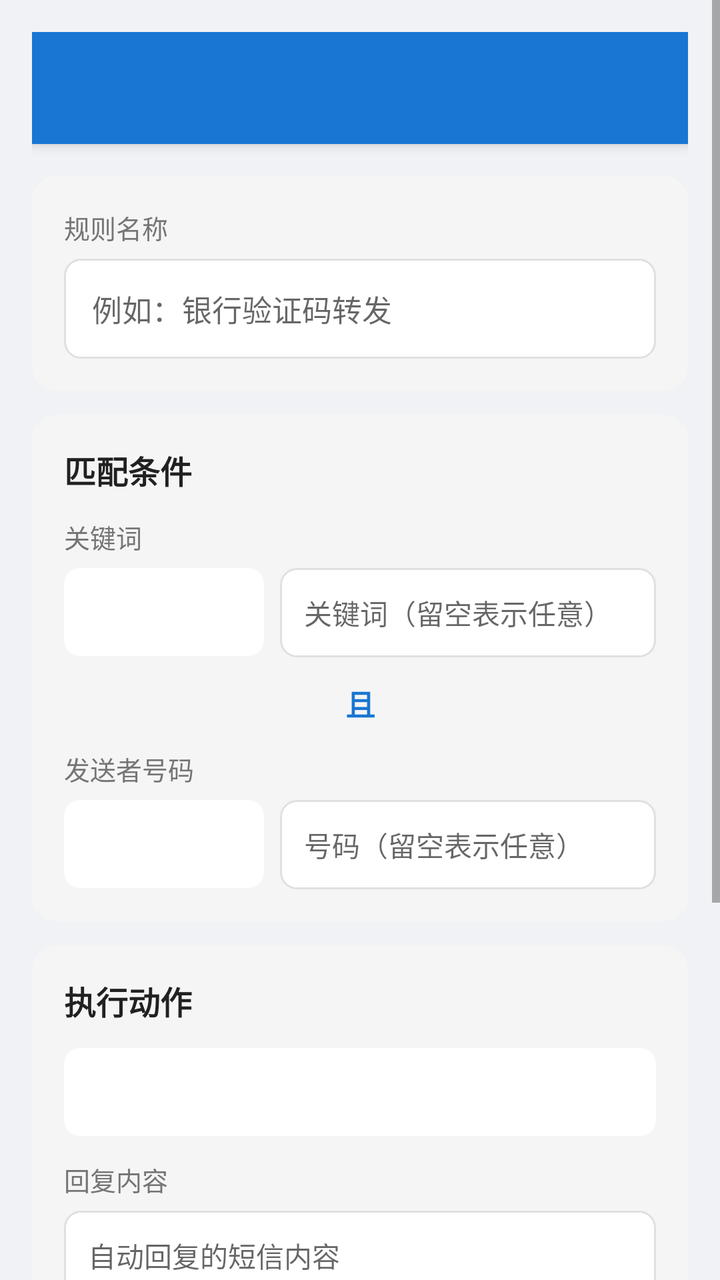
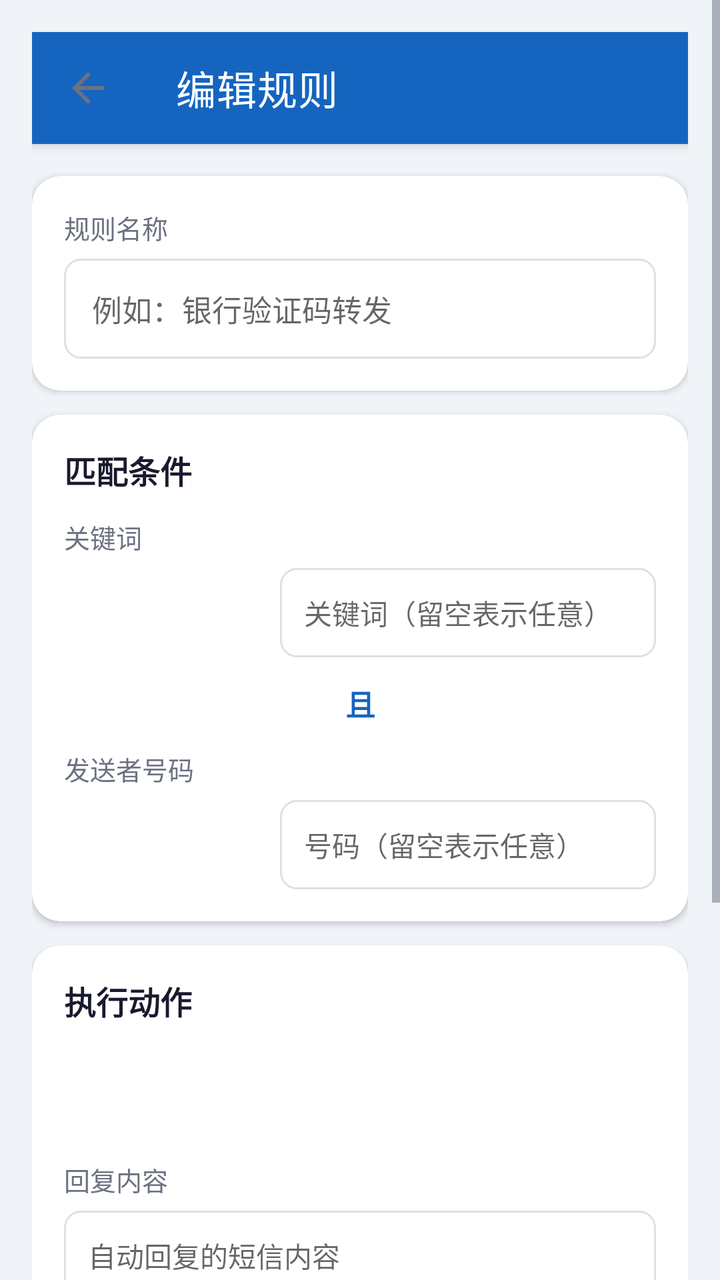

Compare the two renders of this Android layout. The source of the first and the diff that turns it into the second are given below.
<!-- AndroidManifest.xml: application theme Theme.SmsAutoReply -->
<!-- res/layout/activity_rule_edit.xml -->
<?xml version="1.0" encoding="utf-8"?>
<ScrollView xmlns:android="http://schemas.android.com/apk/res/android"
    android:layout_width="match_parent"
    android:layout_height="match_parent"
    android:background="@color/page_bg">

    <LinearLayout
        android:layout_width="match_parent"
        android:layout_height="wrap_content"
        android:orientation="vertical"
        android:padding="16dp">

        <androidx.appcompat.widget.Toolbar
            android:id="@+id/toolbar"
            android:layout_width="match_parent"
            android:layout_height="?attr/actionBarSize"
            android:background="@color/primary"
            android:layout_margin="-16dp"
            android:layout_marginBottom="16dp"
            android:elevation="4dp" />

        
        <LinearLayout
            android:layout_width="match_parent"
            android:layout_height="wrap_content"
            android:orientation="vertical"
            android:background="@drawable/card_bg"
            android:layout_marginBottom="12dp">

            <TextView
                android:layout_width="wrap_content"
                android:layout_height="wrap_content"
                android:text="规则名称"
                android:textSize="13sp"
                android:textColor="@color/text_secondary"
                android:layout_marginBottom="6dp" />

            <EditText
                android:id="@+id/et_rule_name"
                android:layout_width="match_parent"
                android:layout_height="wrap_content"
                android:hint="例如：银行验证码转发"
                android:maxLines="1"
                android:padding="14dp"
                android:background="@drawable/edittext_bg"
                android:textSize="15sp" />

        </LinearLayout>

        
        <LinearLayout
            android:layout_width="match_parent"
            android:layout_height="wrap_content"
            android:orientation="vertical"
            android:background="@drawable/card_bg"
            android:layout_marginBottom="12dp">

            <TextView
                android:layout_width="wrap_content"
                android:layout_height="wrap_content"
                android:text="匹配条件"
                android:textSize="16sp"
                android:textColor="@color/text_primary"
                android:textStyle="bold"
                android:layout_marginBottom="12dp" />

            
            <TextView
                android:layout_width="wrap_content"
                android:layout_height="wrap_content"
                android:text="关键词"
                android:textSize="13sp"
                android:textColor="@color/text_secondary"
                android:layout_marginBottom="6dp" />

            <LinearLayout
                android:layout_width="match_parent"
                android:layout_height="wrap_content"
                android:orientation="horizontal"
                android:layout_marginBottom="12dp">

                <Spinner
                    android:id="@+id/sp_keyword_mode"
                    android:layout_width="100dp"
                    android:layout_height="44dp"
                    android:background="@drawable/spinner_bg"
                    android:layout_marginEnd="8dp" />

                <EditText
                    android:id="@+id/et_keyword"
                    android:layout_width="0dp"
                    android:layout_height="wrap_content"
                    android:layout_weight="1"
                    android:hint="关键词（留空表示任意）"
                    android:maxLines="1"
                    android:padding="12dp"
                    android:background="@drawable/edittext_bg"
                    android:textSize="14sp" />

            </LinearLayout>

            <TextView
                android:layout_width="match_parent"
                android:layout_height="wrap_content"
                android:text="且"
                android:textSize="15sp"
                android:textStyle="bold"
                android:gravity="center"
                android:textColor="@color/primary"
                android:layout_marginBottom="12dp" />

            
            <TextView
                android:layout_width="wrap_content"
                android:layout_height="wrap_content"
                android:text="发送者号码"
                android:textSize="13sp"
                android:textColor="@color/text_secondary"
                android:layout_marginBottom="6dp" />

            <LinearLayout
                android:layout_width="match_parent"
                android:layout_height="wrap_content"
                android:orientation="horizontal">

                <Spinner
                    android:id="@+id/sp_sender_mode"
                    android:layout_width="100dp"
                    android:layout_height="44dp"
                    android:background="@drawable/spinner_bg"
                    android:layout_marginEnd="8dp" />

                <EditText
                    android:id="@+id/et_sender_pattern"
                    android:layout_width="0dp"
                    android:layout_height="wrap_content"
                    android:layout_weight="1"
                    android:hint="号码（留空表示任意）"
                    android:maxLines="1"
                    android:inputType="phone"
                    android:padding="12dp"
                    android:background="@drawable/edittext_bg"
                    android:textSize="14sp" />

            </LinearLayout>

        </LinearLayout>

        
        <LinearLayout
            android:layout_width="match_parent"
            android:layout_height="wrap_content"
            android:orientation="vertical"
            android:background="@drawable/card_bg"
            android:layout_marginBottom="12dp">

            <TextView
                android:layout_width="wrap_content"
                android:layout_height="wrap_content"
                android:text="执行动作"
                android:textSize="16sp"
                android:textColor="@color/text_primary"
                android:textStyle="bold"
                android:layout_marginBottom="12dp" />

            <Spinner
                android:id="@+id/sp_action"
                android:layout_width="match_parent"
                android:layout_height="44dp"
                android:background="@drawable/spinner_bg"
                android:layout_marginBottom="12dp" />

            
            <LinearLayout
                android:id="@+id/layout_reply"
                android:layout_width="match_parent"
                android:layout_height="wrap_content"
                android:orientation="vertical">

                <TextView
                    android:layout_width="wrap_content"
                    android:layout_height="wrap_content"
                    android:text="回复内容"
                    android:textSize="13sp"
                    android:textColor="@color/text_secondary"
                    android:layout_marginBottom="6dp" />

                <EditText
                    android:id="@+id/et_reply_content"
                    android:layout_width="match_parent"
                    android:layout_height="wrap_content"
                    android:hint="自动回复的短信内容"
                    android:minLines="3"
                    android:gravity="top"
                    android:padding="12dp"
                    android:background="@drawable/edittext_bg"
                    android:textSize="14sp" />

            </LinearLayout>

            
            <LinearLayout
                android:id="@+id/layout_forward"
                android:layout_width="match_parent"
                android:layout_height="wrap_content"
                android:orientation="vertical"
                android:layout_marginTop="12dp">

                <TextView
                    android:layout_width="wrap_content"
                    android:layout_height="wrap_content"
                    android:text="转发目标"
                    android:textSize="13sp"
                    android:textColor="@color/text_secondary"
                    android:layout_marginBottom="4dp" />

                <TextView
                    android:id="@+id/tv_forward_hint"
                    android:layout_width="wrap_content"
                    android:layout_height="wrap_content"
                    android:textSize="12sp"
                    android:textColor="@color/primary"
                    android:layout_marginBottom="6dp" />

                <EditText
                    android:id="@+id/et_forward_target"
                    android:layout_width="match_parent"
                    android:layout_height="wrap_content"
                    android:maxLines="1"
                    android:inputType="text"
                    android:padding="12dp"
                    android:background="@drawable/edittext_bg"
                    android:textSize="14sp" />

            </LinearLayout>

        </LinearLayout>

        
        <Button
            android:id="@+id/btn_save"
            android:layout_width="match_parent"
            android:layout_height="52dp"
            android:text="保存规则"
            android:textSize="16sp"
            android:textColor="#FFFFFF"
            android:background="@drawable/btn_primary_bg"
            android:layout_marginTop="4dp"
            android:layout_marginBottom="24dp"
            android:gravity="center"
            android:textAllCaps="false" />

    </LinearLayout>

</ScrollView>
<!-- resources referenced by this layout -->
<resources>
  <color name="page_bg">#F0F2F5</color>
  <color name="primary">#1976D2</color>
  <color name="text_primary">#212121</color>
  <color name="text_secondary">#757575</color>
  <!-- drawable btn_primary_bg (drawable) -->
  <?xml version="1.0" encoding="utf-8"?>
  <shape xmlns:android="http://schemas.android.com/apk/res/android"
      android:shape="rectangle">
      <solid android:color="#1976D2" />
      <corners android:radius="10dp" />
  </shape>
  <!-- drawable card_bg (drawable) -->
  <?xml version="1.0" encoding="utf-8"?>
  <shape xmlns:android="http://schemas.android.com/apk/res/android"
      android:shape="rectangle">
      <solid android:color="#F5F5F5" />
      <corners android:radius="12dp" />
      <padding android:left="16dp" android:top="16dp" android:right="16dp" android:bottom="16dp" />
  </shape>
  <!-- drawable edittext_bg (drawable) -->
  <?xml version="1.0" encoding="utf-8"?>
  <shape xmlns:android="http://schemas.android.com/apk/res/android"
      android:shape="rectangle">
      <solid android:color="#FFFFFF" />
      <stroke android:width="1dp" android:color="#E0E0E0" />
      <corners android:radius="8dp" />
      <padding android:left="12dp" android:top="12dp" android:right="12dp" android:bottom="12dp" />
  </shape>
  <!-- drawable spinner_bg (drawable) -->
  <?xml version="1.0" encoding="utf-8"?>
  <shape xmlns:android="http://schemas.android.com/apk/res/android"
      android:shape="rectangle">
      <solid android:color="#FFFFFF" />
      <corners android:radius="8dp" />
      <padding android:left="12dp" android:top="4dp" android:right="12dp" android:bottom="4dp" />
  </shape>
  <style name="Theme.SmsAutoReply" parent="Theme.AppCompat.Light.DarkActionBar">
          <item name="colorPrimary">#FF1976D2</item>
          <item name="colorPrimaryDark">#FF1565C0</item>
          <item name="colorAccent">#FF26A69A</item>
          <item name="android:statusBarColor">#FF1565C0</item>
      </style>
</resources>

<!-- the commit's change to res/layout/activity_rule_edit.xml (unified diff, before → after) -->
@@ -1,5 +1,6 @@
 <?xml version="1.0" encoding="utf-8"?>
 <ScrollView xmlns:android="http://schemas.android.com/apk/res/android"
+    xmlns:app="http://schemas.android.com/apk/res-auto"
     android:layout_width="match_parent"
     android:layout_height="match_parent"
     android:background="@color/page_bg">
@@ -17,162 +18,170 @@
             android:background="@color/primary"
             android:layout_margin="-16dp"
             android:layout_marginBottom="16dp"
-            android:elevation="4dp" />
-
-        
-        <LinearLayout
+            android:elevation="4dp"
+            app:title="编辑规则"
+            app:titleTextColor="@color/on_primary"
+            app:navigationIcon="?attr/homeAsUpIndicator" />
+
+        
+        <com.google.android.material.card.MaterialCardView
             android:layout_width="match_parent"
             android:layout_height="wrap_content"
-            android:orientation="vertical"
-            android:background="@drawable/card_bg"
-            android:layout_marginBottom="12dp">
-
-            <TextView
-                android:layout_width="wrap_content"
-                android:layout_height="wrap_content"
-                android:text="规则名称"
-                android:textSize="13sp"
-                android:textColor="@color/text_secondary"
-                android:layout_marginBottom="6dp" />
-
-            <EditText
-                android:id="@+id/et_rule_name"
-                android:layout_width="match_parent"
-                android:layout_height="wrap_content"
-                android:hint="例如：银行验证码转发"
-                android:maxLines="1"
-                android:padding="14dp"
-                android:background="@drawable/edittext_bg"
-                android:textSize="15sp" />
-
-        </LinearLayout>
-
-        
-        <LinearLayout
-            android:layout_width="match_parent"
-            android:layout_height="wrap_content"
-            android:orientation="vertical"
-            android:background="@drawable/card_bg"
-            android:layout_marginBottom="12dp">
-
-            <TextView
-                android:layout_width="wrap_content"
-                android:layout_height="wrap_content"
-                android:text="匹配条件"
-                android:textSize="16sp"
-                android:textColor="@color/text_primary"
-                android:textStyle="bold"
-                android:layout_marginBottom="12dp" />
-
-            
-            <TextView
-                android:layout_width="wrap_content"
-                android:layout_height="wrap_content"
-                android:text="关键词"
-                android:textSize="13sp"
-                android:textColor="@color/text_secondary"
-                android:layout_marginBottom="6dp" />
+            android:layout_marginBottom="12dp"
+            app:cardCornerRadius="14dp"
+            app:cardElevation="2dp"
+            app:cardBackgroundColor="@color/card_bg"
+            app:strokeWidth="0dp"
+            app:contentPadding="16dp">
 
             <LinearLayout
                 android:layout_width="match_parent"
                 android:layout_height="wrap_content"
-                android:orientation="horizontal"
-                android:layout_marginBottom="12dp">
-
-                <Spinner
-                    android:id="@+id/sp_keyword_mode"
-                    android:layout_width="100dp"
-                    android:layout_height="44dp"
-                    android:background="@drawable/spinner_bg"
-                    android:layout_marginEnd="8dp" />
+                android:orientation="vertical">
+
+                <TextView
+                    android:layout_width="wrap_content"
+                    android:layout_height="wrap_content"
+                    android:text="规则名称"
+                    android:textSize="13sp"
+                    android:textColor="@color/text_secondary"
+                    android:layout_marginBottom="6dp" />
 
                 <EditText
-                    android:id="@+id/et_keyword"
-                    android:layout_width="0dp"
-                    android:layout_height="wrap_content"
-                    android:layout_weight="1"
-                    android:hint="关键词（留空表示任意）"
+                    android:id="@+id/et_rule_name"
+                    android:layout_width="match_parent"
+                    android:layout_height="wrap_content"
+                    android:hint="例如：银行验证码转发"
                     android:maxLines="1"
-                    android:padding="12dp"
+                    android:padding="14dp"
                     android:background="@drawable/edittext_bg"
-                    android:textSize="14sp" />
+                    android:textSize="15sp" />
 
             </LinearLayout>
 
-            <TextView
-                android:layout_width="match_parent"
-                android:layout_height="wrap_content"
-                android:text="且"
-                android:textSize="15sp"
-                android:textStyle="bold"
-                android:gravity="center"
-                android:textColor="@color/primary"
-                android:layout_marginBottom="12dp" />
-
-            
-            <TextView
-                android:layout_width="wrap_content"
-                android:layout_height="wrap_content"
-                android:text="发送者号码"
-                android:textSize="13sp"
-                android:textColor="@color/text_secondary"
-                android:layout_marginBottom="6dp" />
+        </com.google.android.material.card.MaterialCardView>
+
+        
+        <com.google.android.material.card.MaterialCardView
+            android:layout_width="match_parent"
+            android:layout_height="wrap_content"
+            android:layout_marginBottom="12dp"
+            app:cardCornerRadius="14dp"
+            app:cardElevation="2dp"
+            app:cardBackgroundColor="@color/card_bg"
+            app:strokeWidth="0dp"
+            app:contentPadding="16dp">
 
             <LinearLayout
                 android:layout_width="match_parent"
                 android:layout_height="wrap_content"
-                android:orientation="horizontal">
-
-                <Spinner
-                    android:id="@+id/sp_sender_mode"
-                    android:layout_width="100dp"
-                    android:layout_height="44dp"
-                    android:background="@drawable/spinner_bg"
-                    android:layout_marginEnd="8dp" />
-
-                <EditText
-                    android:id="@+id/et_sender_pattern"
-                    android:layout_width="0dp"
-                    android:layout_height="wrap_content"
-                    android:layout_weight="1"
-                    android:hint="号码（留空表示任意）"
-                    android:maxLines="1"
-                    android:inputType="phone"
-                    android:padding="12dp"
-                    android:background="@drawable/edittext_bg"
-                    android:textSize="14sp" />
+                android:orientation="vertical">
+
+                <TextView
+                    android:layout_width="wrap_content"
+                    android:layout_height="wrap_content"
+                    android:text="匹配条件"
+                    android:textSize="16sp"
+                    android:textColor="@color/text_primary"
+                    android:textStyle="bold"
+                    android:layout_marginBottom="12dp" />
+
+                
+                <TextView
+                    android:layout_width="wrap_content"
+                    android:layout_height="wrap_content"
+                    android:text="关键词"
+                    android:textSize="13sp"
+                    android:textColor="@color/text_secondary"
+                    android:layout_marginBottom="6dp" />
+
+                <LinearLayout
+                    android:layout_width="match_parent"
+                    android:layout_height="wrap_content"
+                    android:orientation="horizontal"
+                    android:layout_marginBottom="12dp">
+
+                    <Spinner
+                        android:id="@+id/sp_keyword_mode"
+                        android:layout_width="100dp"
+                        android:layout_height="44dp"
+                        android:background="@drawable/spinner_bg"
+                        android:layout_marginEnd="8dp" />
+
+                    <EditText
+                        android:id="@+id/et_keyword"
+                        android:layout_width="0dp"
+                        android:layout_height="wrap_content"
+                        android:layout_weight="1"
+                        android:hint="关键词（留空表示任意）"
+                        android:maxLines="1"
+                        android:padding="12dp"
+                        android:background="@drawable/edittext_bg"
+                        android:textSize="14sp" />
+
+                </LinearLayout>
+
+                <TextView
+                    android:layout_width="match_parent"
+                    android:layout_height="wrap_content"
+                    android:text="且"
+                    android:textSize="15sp"
+                    android:textStyle="bold"
+                    android:gravity="center"
+                    android:textColor="@color/primary"
+                    android:layout_marginBottom="12dp" />
+
+                
+                <TextView
+                    android:layout_width="wrap_content"
+                    android:layout_height="wrap_content"
+                    android:text="发送者号码"
+                    android:textSize="13sp"
+                    android:textColor="@color/text_secondary"
+                    android:layout_marginBottom="6dp" />
+
+                <LinearLayout
+                    android:layout_width="match_parent"
+                    android:layout_height="wrap_content"
+                    android:orientation="horizontal">
+
+                    <Spinner
+                        android:id="@+id/sp_sender_mode"
+                        android:layout_width="100dp"
+                        android:layout_height="44dp"
+                        android:background="@drawable/spinner_bg"
+                        android:layout_marginEnd="8dp" />
+
+                    <EditText
+                        android:id="@+id/et_sender_pattern"
+                        android:layout_width="0dp"
+                        android:layout_height="wrap_content"
+                        android:layout_weight="1"
+                        android:hint="号码（留空表示任意）"
+                        android:maxLines="1"
+                        android:inputType="phone"
+                        android:padding="12dp"
+                        android:background="@drawable/edittext_bg"
+                        android:textSize="14sp" />
+
+                </LinearLayout>
 
             </LinearLayout>
 
-        </LinearLayout>
-
-        
-        <LinearLayout
+        </com.google.android.material.card.MaterialCardView>
+
+        
+        <com.google.android.material.card.MaterialCardView
             android:layout_width="match_parent"
             android:layout_height="wrap_content"
-            android:orientation="vertical"
-            android:background="@drawable/card_bg"
-            android:layout_marginBottom="12dp">
-
-            <TextView
-                android:layout_width="wrap_content"
-                android:layout_height="wrap_content"
-                android:text="执行动作"
-                android:textSize="16sp"
-                android:textColor="@color/text_primary"
-                android:textStyle="bold"
-                android:layout_marginBottom="12dp" />
-
-            <Spinner
-                android:id="@+id/sp_action"
-                android:layout_width="match_parent"
-                android:layout_height="44dp"
-                android:background="@drawable/spinner_bg"
-                android:layout_marginBottom="12dp" />
-
-            
+            android:layout_marginBottom="12dp"
+            app:cardCornerRadius="14dp"
+            app:cardElevation="2dp"
+            app:cardBackgroundColor="@color/card_bg"
+            app:strokeWidth="0dp"
+            app:contentPadding="16dp">
+
             <LinearLayout
-                android:id="@+id/layout_reply"
                 android:layout_width="match_parent"
                 android:layout_height="wrap_content"
                 android:orientation="vertical">
@@ -180,75 +189,98 @@
                 <TextView
                     android:layout_width="wrap_content"
                     android:layout_height="wrap_content"
-                    android:text="回复内容"
-                    android:textSize="13sp"
-                    android:textColor="@color/text_secondary"
-                    android:layout_marginBottom="6dp" />
-
-                <EditText
-                    android:id="@+id/et_reply_content"
-                    android:layout_width="match_parent"
-                    android:layout_height="wrap_content"
-                    android:hint="自动回复的短信内容"
-                    android:minLines="3"
-                    android:gravity="top"
-                    android:padding="12dp"
-                    android:background="@drawable/edittext_bg"
-                    android:textSize="14sp" />
+                    android:text="执行动作"
+                    android:textSize="16sp"
+                    android:textColor="@color/text_primary"
+                    android:textStyle="bold"
+                    android:layout_marginBottom="12dp" />
+
+                <Spinner
+                    android:id="@+id/sp_action"
+                    android:layout_width="match_parent"
+                    android:layout_height="44dp"
+                    android:background="@drawable/spinner_bg"
+                    android:layout_marginBottom="12dp" />
+
+                
+                <LinearLayout
+                    android:id="@+id/layout_reply"
+                    android:layout_width="match_parent"
+                    android:layout_height="wrap_content"
+                    android:orientation="vertical">
+
+                    <TextView
+                        android:layout_width="wrap_content"
+                        android:layout_height="wrap_content"
+                        android:text="回复内容"
+                        android:textSize="13sp"
+                        android:textColor="@color/text_secondary"
+                        android:layout_marginBottom="6dp" />
+
+                    <EditText
+                        android:id="@+id/et_reply_content"
+                        android:layout_width="match_parent"
+                        android:layout_height="wrap_content"
+                        android:hint="自动回复的短信内容"
+                        android:minLines="3"
+                        android:gravity="top"
+                        android:padding="12dp"
+                        android:background="@drawable/edittext_bg"
+                        android:textSize="14sp" />
+
+                </LinearLayout>
+
+                
+                <LinearLayout
+                    android:id="@+id/layout_forward"
+                    android:layout_width="match_parent"
+                    android:layout_height="wrap_content"
+                    android:orientation="vertical"
+                    android:layout_marginTop="12dp">
+
+                    <TextView
+                        android:layout_width="wrap_content"
+                        android:layout_height="wrap_content"
+                        android:text="转发目标"
+                        android:textSize="13sp"
+                        android:textColor="@color/text_secondary"
+                        android:layout_marginBottom="4dp" />
+
+                    <TextView
+                        android:id="@+id/tv_forward_hint"
+                        android:layout_width="wrap_content"
+                        android:layout_height="wrap_content"
+                        android:textSize="12sp"
+                        android:textColor="@color/primary"
+                        android:layout_marginBottom="6dp" />
+
+                    <EditText
+                        android:id="@+id/et_forward_target"
+                        android:layout_width="match_parent"
+                        android:layout_height="wrap_content"
+                        android:maxLines="1"
+                        android:inputType="text"
+                        android:padding="12dp"
+                        android:background="@drawable/edittext_bg"
+                        android:textSize="14sp" />
+
+                </LinearLayout>
 
             </LinearLayout>
 
-            
-            <LinearLayout
-                android:id="@+id/layout_forward"
-                android:layout_width="match_parent"
-                android:layout_height="wrap_content"
-                android:orientation="vertical"
-                android:layout_marginTop="12dp">
-
-                <TextView
-                    android:layout_width="wrap_content"
-                    android:layout_height="wrap_content"
-                    android:text="转发目标"
-                    android:textSize="13sp"
-                    android:textColor="@color/text_secondary"
-                    android:layout_marginBottom="4dp" />
-
-                <TextView
-                    android:id="@+id/tv_forward_hint"
-                    android:layout_width="wrap_content"
-                    android:layout_height="wrap_content"
-                    android:textSize="12sp"
-                    android:textColor="@color/primary"
-                    android:layout_marginBottom="6dp" />
-
-                <EditText
-                    android:id="@+id/et_forward_target"
-                    android:layout_width="match_parent"
-                    android:layout_height="wrap_content"
-                    android:maxLines="1"
-                    android:inputType="text"
-                    android:padding="12dp"
-                    android:background="@drawable/edittext_bg"
-                    android:textSize="14sp" />
-
-            </LinearLayout>
-
-        </LinearLayout>
-
-        
-        <Button
+        </com.google.android.material.card.MaterialCardView>
+
+        
+        <com.google.android.material.button.MaterialButton
             android:id="@+id/btn_save"
             android:layout_width="match_parent"
             android:layout_height="52dp"
             android:text="保存规则"
             android:textSize="16sp"
-            android:textColor="#FFFFFF"
-            android:background="@drawable/btn_primary_bg"
             android:layout_marginTop="4dp"
             android:layout_marginBottom="24dp"
-            android:gravity="center"
-            android:textAllCaps="false" />
+            app:cornerRadius="12dp"
+            app:backgroundTint="@color/primary" />
 
     </LinearLayout>
 
<!-- resource entries referenced after the edit -->
@@ -1,24 +1,11 @@
 <!-- resources referenced by this layout -->
 <resources>
-  <color name="page_bg">#F0F2F5</color>
-  <color name="primary">#1976D2</color>
-  <color name="text_primary">#212121</color>
-  <color name="text_secondary">#757575</color>
-  <!-- drawable btn_primary_bg (drawable) -->
-  <?xml version="1.0" encoding="utf-8"?>
-  <shape xmlns:android="http://schemas.android.com/apk/res/android"
-      android:shape="rectangle">
-      <solid android:color="#1976D2" />
-      <corners android:radius="10dp" />
-  </shape>
-  <!-- drawable card_bg (drawable) -->
-  <?xml version="1.0" encoding="utf-8"?>
-  <shape xmlns:android="http://schemas.android.com/apk/res/android"
-      android:shape="rectangle">
-      <solid android:color="#F5F5F5" />
-      <corners android:radius="12dp" />
-      <padding android:left="16dp" android:top="16dp" android:right="16dp" android:bottom="16dp" />
-  </shape>
+  <color name="card_bg">#FFFFFF</color>
+  <color name="on_primary">#FFFFFF</color>
+  <color name="page_bg">#F0F4F8</color>
+  <color name="primary">#1565C0</color>
+  <color name="text_primary">#1A1A2E</color>
+  <color name="text_secondary">#6B7280</color>
   <!-- drawable edittext_bg (drawable) -->
   <?xml version="1.0" encoding="utf-8"?>
   <shape xmlns:android="http://schemas.android.com/apk/res/android"
@@ -36,11 +23,38 @@
       <corners android:radius="8dp" />
       <padding android:left="12dp" android:top="4dp" android:right="12dp" android:bottom="4dp" />
   </shape>
-  <style name="Theme.SmsAutoReply" parent="Theme.AppCompat.Light.DarkActionBar">
-          <item name="colorPrimary">#FF1976D2</item>
-          <item name="colorPrimaryDark">#FF1565C0</item>
-          <item name="colorAccent">#FF26A69A</item>
-          <item name="android:statusBarColor">#FF1565C0</item>
+  <style name="Theme.SmsAutoReply" parent="Theme.MaterialComponents.Light.NoActionBar">
+          
+          <item name="colorPrimary">@color/primary</item>
+          <item name="colorPrimaryDark">@color/primary_dark</item>
+          <item name="colorOnPrimary">@color/on_primary</item>
+  
+          
+          <item name="colorSecondary">@color/secondary</item>
+          <item name="colorOnSecondary">@color/on_secondary</item>
+  
+          
+          <item name="colorSurface">@color/surface</item>
+          <item name="android:colorBackground">@color/page_bg</item>
+  
+          
+          <item name="android:statusBarColor">@color/primary_dark</item>
+  
+          
+          <item name="toolbarStyle">@style/Widget.MaterialComponents.Toolbar.Primary</item>
+  
+          
+          <item name="shapeAppearanceSmallComponent">@style/ShapeAppearance.MaterialComponents.SmallComponent</item>
+          <item name="shapeAppearanceMediumComponent">@style/ShapeAppearance.MaterialComponents.MediumComponent</item>
+  
+          
+          <item name="colorAccent">@color/accent</item>
+          <item name="colorControlNormal">@color/text_secondary</item>
       </style>
+  <color name="primary_dark">#0D47A1</color>
+  <color name="secondary">#00897B</color>
+  <color name="on_secondary">#FFFFFF</color>
+  <color name="surface">#FFFFFF</color>
+  <color name="accent">#26A69A</color>
 </resources>
 
